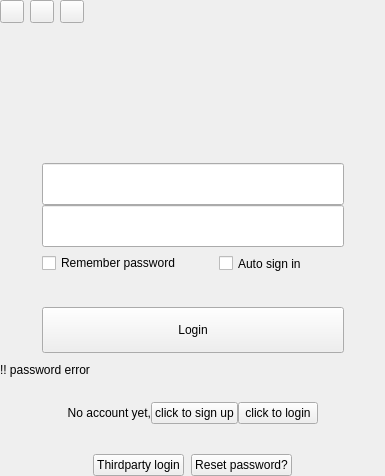
WizTeam/WizQTClient, file src/ui/wizLoginWidget.ui: the form before one commit.
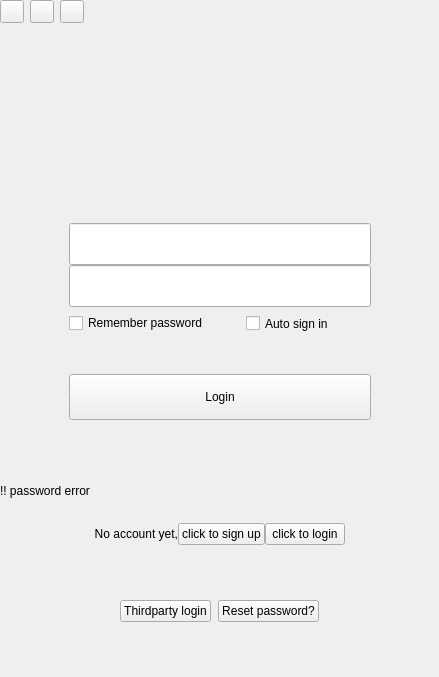
The form after the commit. Custom widgets are drawn as their Qt base class.

Commit message: login widget

```diff
--- a/src/ui/wizLoginWidget.ui
+++ b/src/ui/wizLoginWidget.ui
@@ -6,8 +6,8 @@
    <rect>
     <x>0</x>
     <y>0</y>
-    <width>385</width>
-    <height>476</height>
+    <width>439</width>
+    <height>677</height>
    </rect>
   </property>
   <property name="windowTitle">
@@ -154,12 +154,6 @@
        <height>200</height>
       </size>
      </property>
-     <property name="maximumSize">
-      <size>
-       <width>16777215</width>
-       <height>200</height>
-      </size>
-     </property>
      <property name="currentIndex">
       <number>0</number>
      </property>
```
The commit also changes 2 other files.
